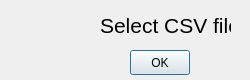
This is Qt_Designer/emptydataframe.ui in bb305496/CSV_Weather_Dashboard as Qt 5 draws it before an edit. The edited form follows.
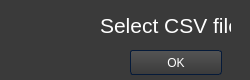
This is the edited form. Icons and pictures are not drawn.

What changed in the file:
```diff
--- a/Qt_Designer/emptydataframe.ui
+++ b/Qt_Designer/emptydataframe.ui
@@ -29,12 +29,1002 @@
    <iconset>
     <normaloff>../Icons/warning_y.png</normaloff>../Icons/warning_y.png</iconset>
   </property>
+  <property name="styleSheet">
+   <string notr="true">/*Copyright (c) DevSec Studio. All rights reserved.
+
+MIT License
+
+Permission is hereby granted, free of charge, to any person obtaining a copy
+of this software and associated documentation files (the &quot;Software&quot;), to deal
+in the Software without restriction, including without limitation the rights
+to use, copy, modify, merge, publish, distribute, sublicense, and/or sell
+copies of the Software, and to permit persons to whom the Software is
+furnished to do so, subject to the following conditions:
+
+The above copyright notice and this permission notice shall be included in all
+copies or substantial portions of the Software.
+
+THE SOFTWARE IS PROVIDED *AS IS*, WITHOUT WARRANTY OF ANY KIND, EXPRESS OR
+IMPLIED, INCLUDING BUT NOT LIMITED TO THE WARRANTIES OF MERCHANTABILITY,
+FITNESS FOR A PARTICULAR PURPOSE AND NONINFRINGEMENT. IN NO EVENT SHALL THE
+AUTHORS OR COPYRIGHT HOLDERS BE LIABLE FOR ANY CLAIM, DAMAGES OR OTHER
+LIABILITY, WHETHER IN AN ACTION OF CONTRACT, TORT OR OTHERWISE, ARISING FROM,
+OUT OF OR IN CONNECTION WITH THE SOFTWARE OR THE USE OR OTHER DEALINGS IN THE SOFTWARE.
+*/
+
+/*-----QWidget-----*/
+QWidget
+{
+	background-color: #3a3a3a;
+	color: #fff;
+	selection-background-color: #b78620;
+	selection-color: #000;
+
+}
+
+
+/*-----QLabel-----*/
+QLabel
+{
+	background-color: transparent;
+	color: #fff;
+
+}
+
+
+/*-----QMenuBar-----*/
+QMenuBar 
+{
+	background-color: qlineargradient(spread:repeat, x1:1, y1:0, x2:1, y2:1, stop:0 rgba(57, 57, 57, 255),stop:1 rgba(50, 50, 50, 255));
+	border: 1px solid #000;
+	color: #fff;
+
+}
+
+
+QMenuBar::item 
+{
+	background-color: transparent;
+
+}
+
+
+QMenuBar::item:selected 
+{
+	background-color: rgba(183, 134, 32, 20%);
+	border: 1px solid #b78620;
+	color: #fff;
+
+}
+
+
+QMenuBar::item:pressed 
+{
+	background-color: rgb(183, 134, 32);
+	border: 1px solid #b78620;
+	color: #fff;
+
+}
+
+
+/*-----QMenu-----*/
+QMenu
+{
+    background-color: qlineargradient(spread:repeat, x1:1, y1:0, x2:1, y2:1, stop:0 rgba(57, 57, 57, 255),stop:1 rgba(50, 50, 50, 255));
+    border: 1px solid #222;
+    padding: 4px;
+	color: #fff;
+
+}
+
+
+QMenu::item
+{
+    background-color: transparent;
+    padding: 2px 20px 2px 20px;
+
+}
+
+
+QMenu::separator
+{
+   	background-color: rgb(183, 134, 32);
+	height: 1px;
+
+}
+
+
+QMenu::item:disabled
+{
+    color: #555;
+    background-color: transparent;
+    padding: 2px 20px 2px 20px;
+
+}
+
+
+QMenu::item:selected
+{
+	background-color: rgba(183, 134, 32, 20%);
+	border: 1px solid #b78620;
+	color: #fff;
+
+}
+
+
+/*-----QToolBar-----*/
+QToolBar
+{
+	background-color: qlineargradient(spread:repeat, x1:1, y1:0, x2:1, y2:1, stop:0 rgba(69, 69, 69, 255),stop:1 rgba(58, 58, 58, 255));
+	border-top: none;
+	border-bottom: 1px solid #4f4f4f;
+	border-left: 1px solid #4f4f4f;
+	border-right: 1px solid #4f4f4f;
+
+}
+
+
+QToolBar::separator
+{
+	background-color: #2e2e2e;
+	width: 1px;
+
+}
+
+
+/*-----QToolButton-----*/
+QToolButton 
+{
+	background-color: transparent;
+	color: #fff;
+	padding: 5px;
+	padding-left: 8px;
+	padding-right: 8px;
+	margin-left: 1px;
+}
+
+
+QToolButton:hover
+{
+	background-color: rgba(183, 134, 32, 20%);
+	border: 1px solid #b78620;
+	color: #fff;
+	
+}
+
+
+QToolButton:pressed
+{
+	background-color: qlineargradient(spread:repeat, x1:1, y1:0, x2:1, y2:1, stop:0 rgba(57, 57, 57, 255),stop:1 rgba(50, 50, 50, 255));
+	border: 1px solid #b78620;
+
+}
+
+
+QToolButton:checked
+{
+	background-color: qlineargradient(spread:repeat, x1:1, y1:0, x2:1, y2:1, stop:0 rgba(57, 57, 57, 255),stop:1 rgba(50, 50, 50, 255));
+	border: 1px solid #222;
+}
+
+
+/*-----QPushButton-----*/
+QPushButton
+{
+	background-color: qlineargradient(spread:repeat, x1:1, y1:0, x2:1, y2:1, stop:0 rgba(84, 84, 84, 255),stop:1 rgba(59, 59, 59, 255));
+	color: #ffffff;
+	min-width: 80px;
+	border-style: solid;
+	border-width: 1px;
+	border-radius: 3px;
+	border-color: #051a39;
+	padding: 5px;
+
+}
+
+
+QPushButton::flat
+{
+	background-color: transparent;
+	border: none;
+	color: #fff;
+
+}
+
+
+QPushButton::disabled
+{
+	background-color: #404040;
+	color: #656565;
+	border-color: #051a39;
+
+}
+
+
+QPushButton::hover
+{
+	background-color: rgba(183, 134, 32, 20%);
+	border: 1px solid #b78620;
+
+}
+
+
+QPushButton::pressed
+{
+	background-color: qlineargradient(spread:repeat, x1:1, y1:0, x2:1, y2:1, stop:0 rgba(74, 74, 74, 255),stop:1 rgba(49, 49, 49, 255));
+	border: 1px solid #b78620;
+
+}
+
+
+QPushButton::checked
+{
+	background-color: qlineargradient(spread:repeat, x1:1, y1:0, x2:1, y2:1, stop:0 rgba(74, 74, 74, 255),stop:1 rgba(49, 49, 49, 255));
+	border: 1px solid #222;
+
+}
+
+
+/*-----QLineEdit-----*/
+QLineEdit
+{
+	background-color: #131313;
+	color : #eee;
+	border: 1px solid #343434;
+	border-radius: 2px;
+	padding: 3px;
+	padding-left: 5px;
+
+}
+
+
+/*-----QPlainTExtEdit-----*/
+QPlainTextEdit
+{
+	background-color: #131313;
+	color : #eee;
+	border: 1px solid #343434;
+	border-radius: 2px;
+	padding: 3px;
+	padding-left: 5px;
+
+}
+
+
+/*-----QTabBar-----*/
+QTabBar::tab
+{
+	background-color: qlineargradient(spread:repeat, x1:1, y1:0, x2:1, y2:1, stop:0 rgba(84, 84, 84, 255),stop:1 rgba(59, 59, 59, 255));
+	color: #ffffff;
+	border-style: solid;
+	border-width: 1px;
+	border-color: #666;
+	border-bottom: none;
+	padding: 5px;
+	padding-left: 15px;
+	padding-right: 15px;
+
+}
+
+
+QTabWidget::pane 
+{
+	background-color: red;
+	border: 1px solid #666;
+	top: 1px;
+
+}
+
+
+QTabBar::tab:last
+{
+	margin-right: 0; 
+
+}
+
+
+QTabBar::tab:first:!selected
+{
+	background-color: #0c0c0d;
+	margin-left: 0px;
+
+}
+
+
+QTabBar::tab:!selected
+{
+	color: #b1b1b1;
+	border-bottom-style: solid;
+	background-color: #0c0c0d;
+
+}
+
+
+QTabBar::tab:selected
+{
+	margin-bottom: 0px;
+
+}
+
+
+QTabBar::tab:!selected:hover
+{
+	border-top-color: #b78620;
+
+}
+
+
+/*-----QComboBox-----*/
+QComboBox
+{
+    background-color: qlineargradient(spread:repeat, x1:1, y1:0, x2:1, y2:1, stop:0 rgba(84, 84, 84, 255),stop:1 rgba(59, 59, 59, 255));
+    border: 1px solid #000;
+    padding-left: 6px;
+    color: #ffffff;
+    height: 20px;
+
+}
+
+
+QComboBox::disabled
+{
+	background-color: #404040;
+	color: #656565;
+	border-color: #051a39;
+
+}
+
+
+QComboBox:on
+{
+    background-color: #b78620;
+	color: #000;
+
+}
+
+
+QComboBox QAbstractItemView
+{
+    background-color: #383838;
+    color: #ffffff;
+    border: 1px solid black;
+    selection-background-color: #b78620;
+    outline: 0;
+
+}
+
+
+QComboBox::drop-down
+{
+	background-color: qlineargradient(spread:repeat, x1:1, y1:0, x2:1, y2:1, stop:0 rgba(57, 57, 57, 255),stop:1 rgba(50, 50, 50, 255));
+    subcontrol-origin: padding;
+    subcontrol-position: top right;
+    width: 15px;
+    border-left-width: 1px;
+    border-left-color: black;
+    border-left-style: solid; 
+
+}
+
+
+QComboBox::down-arrow
+{
+    image: url(://arrow-down.png);
+    width: 8px;
+    height: 8px;
+}
+
+
+/*-----QSpinBox &amp; QDateTimeEdit-----*/
+QSpinBox,
+QDateTimeEdit 
+{
+    background-color: #131313;
+	color : #eee;
+	border: 1px solid #343434;
+	padding: 3px;
+	padding-left: 5px;
+    border-radius : 2px;
+
+}
+
+
+QSpinBox::up-button, 
+QDateTimeEdit::up-button
+{
+	border-top-right-radius:2px;
+	background-color: #777777;
+    width: 16px; 
+    border-width: 1px;
+
+}
+
+
+QSpinBox::up-button:hover, 
+QDateTimeEdit::up-button:hover
+{
+	background-color: #585858;
+
+}
+
+
+QSpinBox::up-button:pressed, 
+QDateTimeEdit::up-button:pressed
+{
+	background-color: #252525;
+    width: 16px; 
+    border-width: 1px;
+
+}
+
+
+QSpinBox::up-arrow,
+QDateTimeEdit::up-arrow
+{
+    image: url(://arrow-up.png);
+    width: 7px;
+    height: 7px;
+
+}
+
+
+QSpinBox::down-button, 
+QDateTimeEdit::down-button
+{
+	border-bottom-right-radius:2px;
+	background-color: #777777;
+    width: 16px; 
+    border-width: 1px;
+
+}
+
+
+QSpinBox::down-button:hover, 
+QDateTimeEdit::down-button:hover
+{
+	background-color: #585858;
+
+}
+
+
+QSpinBox::down-button:pressed, 
+QDateTimeEdit::down-button:pressed
+{
+	background-color: #252525;
+    width: 16px; 
+    border-width: 1px;
+
+}
+
+
+QSpinBox::down-arrow,
+QDateTimeEdit::down-arrow
+{
+    image: url(://arrow-down.png);
+    width: 7px;
+    height: 7px;
+
+}
+
+
+/*-----QGroupBox-----*/
+QGroupBox 
+{
+    border: 1px solid;
+    border-color: #666666;
+	border-radius: 5px;
+    margin-top: 20px;
+
+}
+
+
+QGroupBox::title  
+{
+    background-color: transparent;
+    color: #eee;
+    subcontrol-origin: margin;
+    padding: 5px;
+	border-top-left-radius: 3px;
+	border-top-right-radius: 3px;
+
+}
+
+
+/*-----QHeaderView-----*/
+QHeaderView::section
+{
+    background-color: qlineargradient(spread:repeat, x1:1, y1:0, x2:1, y2:1, stop:0 rgba(60, 60, 60, 255),stop:1 rgba(50, 50, 50, 255));
+	border: 1px solid #000;
+    color: #fff;
+    text-align: left;
+	padding: 4px;
+	
+}
+
+
+QHeaderView::section:disabled
+{
+    background-color: #525251;
+    color: #656565;
+
+}
+
+
+QHeaderView::section:checked
+{
+    background-color: qlineargradient(spread:repeat, x1:1, y1:0, x2:1, y2:1, stop:0 rgba(60, 60, 60, 255),stop:1 rgba(50, 50, 50, 255));
+    color: #fff;
+
+}
+
+
+QHeaderView::section::vertical::first,
+QHeaderView::section::vertical::only-one
+{
+    border-top: 1px solid #353635;
+
+}
+
+
+QHeaderView::section::vertical
+{
+    border-top: 1px solid #353635;
+
+}
+
+
+QHeaderView::section::horizontal::first,
+QHeaderView::section::horizontal::only-one
+{
+    border-left: 1px solid #353635;
+
+}
+
+
+QHeaderView::section::horizontal
+{
+    border-left: 1px solid #353635;
+
+}
+
+
+QTableCornerButton::section
+{
+    background-color: qlineargradient(spread:repeat, x1:1, y1:0, x2:1, y2:1, stop:0 rgba(60, 60, 60, 255),stop:1 rgba(50, 50, 50, 255));
+	border: 1px solid #000;
+    color: #fff;
+
+}
+
+
+/*-----QTreeWidget-----*/
+QTreeView
+{
+	show-decoration-selected: 1;
+	alternate-background-color: #3a3a3a;
+	selection-color: #fff;
+	background-color: #2d2d2d;
+	border: 1px solid gray;
+	padding-top : 5px;
+	color: #fff;
+	font: 8pt;
+
+}
+
+
+QTreeView::item:selected
+{
+	color:#fff;
+	background-color: #b78620;
+	border-radius: 0px;
+
+}
+
+
+QTreeView::item:!selected:hover
+{
+    background-color: #262626;
+    border: none;
+    color: white;
+
+}
+
+
+QTreeView::branch:has-children:!has-siblings:closed,
+QTreeView::branch:closed:has-children:has-siblings 
+{
+	image: url(://tree-closed.png);
+
+}
+
+
+QTreeView::branch:open:has-children:!has-siblings,
+QTreeView::branch:open:has-children:has-siblings  
+{
+	image: url(://tree-open.png);
+
+}
+
+
+/*-----QListView-----*/
+QListView 
+{
+	background-color: qlineargradient(spread:repeat, x1:1, y1:0, x2:1, y2:1, stop:0 rgba(83, 83, 83, 255),stop:0.293269 rgba(81, 81, 81, 255),stop:0.634615 rgba(79, 79, 79, 255),stop:1 rgba(83, 83, 83, 255));
+    border : none;
+    color: white;
+    show-decoration-selected: 1; 
+    outline: 0;
+	border: 1px solid gray;
+
+}
+
+
+QListView::disabled 
+{
+	background-color: #656565;
+	color: #1b1b1b;
+    border: 1px solid #656565;
+
+}
+
+
+QListView::item 
+{
+	background-color: #2d2d2d;
+    padding: 1px;
+
+}
+
+
+QListView::item:alternate 
+{
+    background-color: #3a3a3a;
+
+}
+
+
+QListView::item:selected 
+{
+	background-color: #b78620;
+	border: 1px solid #b78620;
+	color: #fff;
+
+}
+
+
+QListView::item:selected:!active 
+{
+	background-color: #b78620;
+	border: 1px solid #b78620;
+	color: #fff;
+
+}
+
+
+QListView::item:selected:active 
+{
+	background-color: #b78620;
+	border: 1px solid #b78620;
+	color: #fff;
+
+}
+
+
+QListView::item:hover {
+    background-color: #262626;
+    border: none;
+    color: white;
+
+}
+
+
+/*-----QCheckBox-----*/
+QCheckBox
+{
+	background-color: transparent;
+    color: lightgray;
+	border: none;
+
+}
+
+
+QCheckBox::indicator
+{
+    background-color: #323232;
+    border: 1px solid darkgray;
+    width: 12px;
+    height: 12px;
+
+}
+
+
+QCheckBox::indicator:checked
+{
+    image:url(&quot;./ressources/check.png&quot;);
+	background-color: #b78620;
+    border: 1px solid #3a546e;
+
+}
+
+
+QCheckBox::indicator:unchecked:hover
+{
+	border: 1px solid #b78620; 
+
+}
+
+
+QCheckBox::disabled
+{
+	color: #656565;
+
+}
+
+
+QCheckBox::indicator:disabled
+{
+	background-color: #656565;
+	color: #656565;
+    border: 1px solid #656565;
+
+}
+
+
+/*-----QRadioButton-----*/
+QRadioButton 
+{
+	color: lightgray;
+	background-color: transparent;
+
+}
+
+
+QRadioButton::indicator::unchecked:hover 
+{
+	background-color: lightgray;
+	border: 2px solid #b78620;
+	border-radius: 6px;
+}
+
+
+QRadioButton::indicator::checked 
+{
+	border: 2px solid #b78620;
+	border-radius: 6px;
+	background-color: rgba(183,134,32,20%);  
+	width: 9px; 
+	height: 9px; 
+
+}
+
+
+/*-----QSlider-----*/
+QSlider::groove:horizontal 
+{
+	background-color: transparent;
+	height: 3px;
+
+}
+
+
+QSlider::sub-page:horizontal 
+{
+	background-color: #b78620;
+
+}
+
+
+QSlider::add-page:horizontal 
+{
+	background-color: #131313;
+
+}
+
+
+QSlider::handle:horizontal 
+{
+	background-color: #b78620;
+	width: 14px;
+	margin-top: -6px;
+	margin-bottom: -6px;
+	border-radius: 6px;
+
+}
+
+
+QSlider::handle:horizontal:hover 
+{
+	background-color: #d89e25;
+	border-radius: 6px;
+
+}
+
+
+QSlider::sub-page:horizontal:disabled 
+{
+	background-color: #bbb;
+	border-color: #999;
+
+}
+
+
+QSlider::add-page:horizontal:disabled 
+{
+	background-color: #eee;
+	border-color: #999;
+
+}
+
+
+QSlider::handle:horizontal:disabled 
+{
+	background-color: #eee;
+	border: 1px solid #aaa;
+	border-radius: 3px;
+
+}
+
+
+/*-----QScrollBar-----*/
+QScrollBar:horizontal
+{
+    border: 1px solid #222222;
+    background-color: #3d3d3d;
+    height: 15px;
+    margin: 0px 16px 0 16px;
+
+}
+
+
+QScrollBar::handle:horizontal
+{
+	background-color: qlineargradient(spread:repeat, x1:1, y1:0, x2:1, y2:1, stop:0 rgba(97, 97, 97, 255),stop:1 rgba(90, 90, 90, 255));
+	border: 1px solid #2d2d2d;
+    min-height: 20px;
+
+}
+
+
+QScrollBar::add-line:horizontal
+{
+	background-color: qlineargradient(spread:repeat, x1:1, y1:0, x2:1, y2:1, stop:0 rgba(97, 97, 97, 255),stop:1 rgba(90, 90, 90, 255));
+	border: 1px solid #2d2d2d;
+    width: 15px;
+    subcontrol-position: right;
+    subcontrol-origin: margin;
+
+}
+
+
+QScrollBar::sub-line:horizontal
+{
+	background-color: qlineargradient(spread:repeat, x1:1, y1:0, x2:1, y2:1, stop:0 rgba(97, 97, 97, 255),stop:1 rgba(90, 90, 90, 255));
+	border: 1px solid #2d2d2d;
+    width: 15px;
+    subcontrol-position: left;
+    subcontrol-origin: margin;
+
+}
+
+
+QScrollBar::right-arrow:horizontal
+{
+    image: url(://arrow-right.png);
+    width: 6px;
+    height: 6px;
+
+}
+
+
+QScrollBar::left-arrow:horizontal
+{
+    image: url(://arrow-left.png);
+    width: 6px;
+    height: 6px;
+
+}
+
+
+QScrollBar::add-page:horizontal, QScrollBar::sub-page:horizontal
+{
+    background: none;
+
+}
+
+
+QScrollBar:vertical
+{
+    background-color: #3d3d3d;
+    width: 16px;
+	border: 1px solid #2d2d2d;
+    margin: 16px 0px 16px 0px;
+
+}
+
+
+QScrollBar::handle:vertical
+{
+    background-color: qlineargradient(spread:repeat, x1:1, y1:0, x2:1, y2:1, stop:0 rgba(97, 97, 97, 255),stop:1 rgba(90, 90, 90, 255));
+	border: 1px solid #2d2d2d;
+    min-height: 20px;
+
+}
+
+
+QScrollBar::add-line:vertical
+{
+	background-color: qlineargradient(spread:repeat, x1:1, y1:0, x2:1, y2:1, stop:0 rgba(97, 97, 97, 255),stop:1 rgba(90, 90, 90, 255));
+	border: 1px solid #2d2d2d;
+    height: 15px;
+    subcontrol-position: bottom;
+    subcontrol-origin: margin;
+
+}
+
+
+QScrollBar::sub-line:vertical
+{
+	background-color: qlineargradient(spread:repeat, x1:1, y1:0, x2:1, y2:1, stop:0 rgba(97, 97, 97, 255),stop:1 rgba(90, 90, 90, 255));
+	border: 1px solid #2d2d2d;
+    height: 15px;
+    subcontrol-position: top;
+    subcontrol-origin: margin;
+
+}
+
+
+QScrollBar::up-arrow:vertical
+{
+    image: url(://arrow-up.png);
+    width: 6px;
+    height: 6px;
+
+}
+
+
+QScrollBar::down-arrow:vertical
+{
+    image: url(://arrow-down.png);
+    width: 6px;
+    height: 6px;
+
+}
+
+
+QScrollBar::add-page:vertical, QScrollBar::sub-page:vertical
+{
+    background: none;
+
+}
+
+
+/*-----QProgressBar-----*/
+QProgressBar
+{
+    border: 1px solid #666666;
+    text-align: center;
+	color: #000;
+	font-weight: bold;
+
+}
+
+
+QProgressBar::chunk
+{
+    background-color: #b78620;
+    width: 30px;
+    margin: 0.5px;
+
+}
+
+</string>
+  </property>
   <widget class="QPushButton" name="okButton">
    <property name="geometry">
     <rect>
      <x>130</x>
      <y>50</y>
-     <width>60</width>
+     <width>92</width>
      <height>25</height>
     </rect>
    </property>
```
